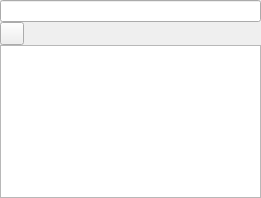
Before: the Qt Designer form widgets/itemview.ui in CDrummond/cantata, drawn with Qt 5.
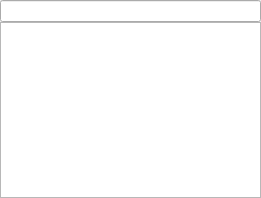
After: the same form once the commit is applied. The open tabs and pages were chosen to show the change. Custom widgets are drawn as their Qt base class.

Commit message: Nicer list header button

Diff of the .ui file:
```diff
--- a/widgets/itemview.ui
+++ b/widgets/itemview.ui
@@ -43,9 +43,6 @@
        <property name="spacing">
         <number>0</number>
        </property>
-       <item>
-        <widget class="FlatToolButton" name="backButton"/>
-       </item>
        <item>
         <widget class="ListView" name="listView"/>
        </item>
@@ -57,9 +54,9 @@
  </widget>
  <customwidgets>
   <customwidget>
-   <class>FlatToolButton</class>
-   <extends>QToolButton</extends>
-   <header>support/flattoolbutton.h</header>
+   <class>TitleWidget</class>
+   <extends>QWidget</extends>
+   <header>widgets/titlewidget.h</header>
   </customwidget>
   <customwidget>
    <class>PaddedSqueezedTextLabel</class>
```
Left out of the diff: 3 changed lines with no effect on the pictures. The commit also changes 6 other files.
